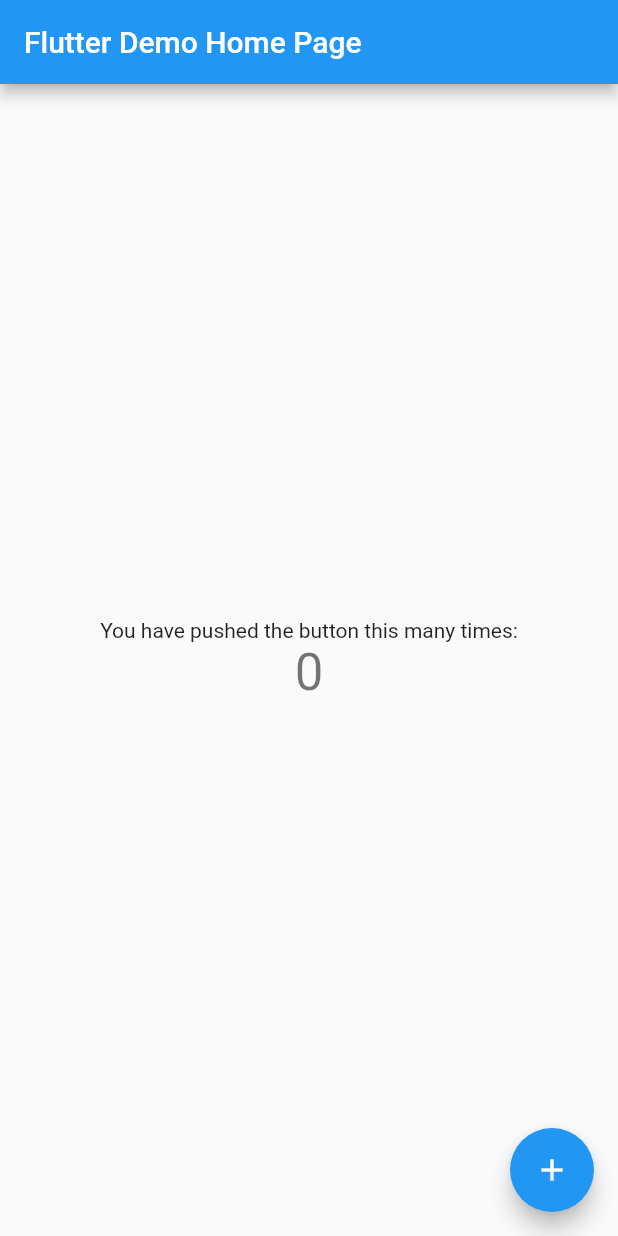
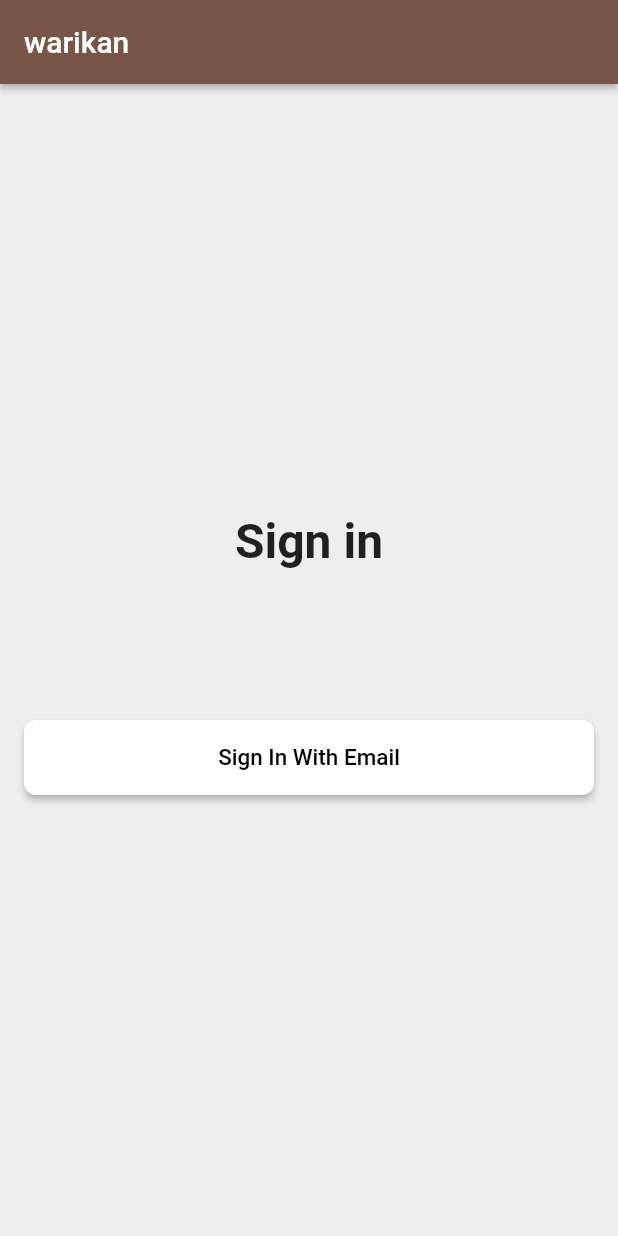
Before and after one commit to inoue723/warikan_native, a Flutter app: the screen it shows after launch, on a phone screen of 412 x 824 dp. Run offline on Flutter 3.47's test engine with Material 2 defaults, Android fonts, the phone set to English and light mode, and no system bars; our stand-ins replace firebase_auth; accounts and stored records are empty.

Commit message:
create auth template

```diff
--- a/lib/main.dart
+++ b/lib/main.dart
@@ -1,111 +1,20 @@
 import 'package:flutter/material.dart';
+import 'package:warikan_native/src/landing_page.dart';
+import 'package:warikan_native/src/services/auth.dart';
 
-void main() => runApp(MyApp());
+void main() {
+  runApp(MyApp());
+}
 
 class MyApp extends StatelessWidget {
-  // This widget is the root of your application.
   @override
   Widget build(BuildContext context) {
     return MaterialApp(
-      title: 'Flutter Demo',
-      theme: ThemeData(
-        // This is the theme of your application.
-        //
-        // Try running your application with "flutter run". You'll see the
-        // application has a blue toolbar. Then, without quitting the app, try
-        // changing the primarySwatch below to Colors.green and then invoke
-        // "hot reload" (press "r" in the console where you ran "flutter run",
-        // or simply save your changes to "hot reload" in a Flutter IDE).
-        // Notice that the counter didn't reset back to zero; the application
-        // is not restarted.
-        primarySwatch: Colors.blue,
+      title: "warikan",
+      theme: ThemeData(primarySwatch: Colors.brown),
+      home: LandingPage(
+        auth: Auth(),
       ),
-      home: MyHomePage(title: 'Flutter Demo Home Page'),
     );
   }
 }
-
-class MyHomePage extends StatefulWidget {
-  MyHomePage({Key key, this.title}) : super(key: key);
-
-  // This widget is the home page of your application. It is stateful, meaning
-  // that it has a State object (defined below) that contains fields that affect
-  // how it looks.
-
-  // This class is the configuration for the state. It holds the values (in this
-  // case the title) provided by the parent (in this case the App widget) and
-  // used by the build method of the State. Fields in a Widget subclass are
-  // always marked "final".
-
-  final String title;
-
-  @override
-  _MyHomePageState createState() => _MyHomePageState();
-}
-
-class _MyHomePageState extends State<MyHomePage> {
-  int _counter = 0;
-
-  void _incrementCounter() {
-    setState(() {
-      // This call to setState tells the Flutter framework that something has
-      // changed in this State, which causes it to rerun the build method below
-      // so that the display can reflect the updated values. If we changed
-      // _counter without calling setState(), then the build method would not be
-      // called again, and so nothing would appear to happen.
-      _counter++;
-    });
-  }
-
-  @override
-  Widget build(BuildContext context) {
-    // This method is rerun every time setState is called, for instance as done
-    // by the _incrementCounter method above.
-    //
-    // The Flutter framework has been optimized to make rerunning build methods
-    // fast, so that you can just rebuild anything that needs updating rather
-    // than having to individually change instances of widgets.
-    return Scaffold(
-      appBar: AppBar(
-        // Here we take the value from the MyHomePage object that was created by
-        // the App.build method, and use it to set our appbar title.
-        title: Text(widget.title),
-      ),
-      body: Center(
-        // Center is a layout widget. It takes a single child and positions it
-        // in the middle of the parent.
-        child: Column(
-          // Column is also a layout widget. It takes a list of children and
-          // arranges them vertically. By default, it sizes itself to fit its
-          // children horizontally, and tries to be as tall as its parent.
-          //
-          // Invoke "debug painting" (press "p" in the console, choose the
-          // "Toggle Debug Paint" action from the Flutter Inspector in Android
-          // Studio, or the "Toggle Debug Paint" command in Visual Studio Code)
-          // to see the wireframe for each widget.
-          //
-          // Column has various properties to control how it sizes itself and
-          // how it positions its children. Here we use mainAxisAlignment to
-          // center the children vertically; the main axis here is the vertical
-          // axis because Columns are vertical (the cross axis would be
-          // horizontal).
-          mainAxisAlignment: MainAxisAlignment.center,
-          children: <Widget>[
-            Text(
-              'You have pushed the button this many times:',
-            ),
-            Text(
-              '$_counter',
-              style: Theme.of(context).textTheme.display1,
-            ),
-          ],
-        ),
-      ),
-      floatingActionButton: FloatingActionButton(
-        onPressed: _incrementCounter,
-        tooltip: 'Increment',
-        child: Icon(Icons.add),
-      ), // This trailing comma makes auto-formatting nicer for build methods.
-    );
-  }
-}
--- /dev/null
+++ b/lib/src/landing_page.dart
@@ -0,0 +1,48 @@
+import 'package:flutter/material.dart';
+import 'package:warikan_native/src/services/auth.dart';
+import 'package:warikan_native/src/sign_in/sign_in_page.dart';
+
+import 'home_page.dart';
+
+class LandingPage extends StatefulWidget {
+  LandingPage({@required this.auth});
+  final AuthBase auth;
+
+  @override
+  _LandingPageState createState() => _LandingPageState();
+}
+
+class _LandingPageState extends State<LandingPage> {
+  User _user;
+
+  void _updateUser(User user) {
+    setState(() {
+      _user = user;
+    });
+  }
+
+  @override
+  void initState() {
+    super.initState();
+    _checkCurrentUser();
+  }
+
+  Future<void> _checkCurrentUser() async {
+    User user = await widget.auth.currentUser();
+    _updateUser(user);
+  }
+
+  @override
+  Widget build(BuildContext context) {
+    if (_user == null) {
+      return SignInPage(
+        auth: widget.auth,
+        onSignIn: _updateUser,
+      );
+    }
+    return HomePage(
+      auth: widget.auth,
+      onSignOut: () => _updateUser(null),
+    );
+  }
+}
--- /dev/null
+++ b/lib/src/services/auth.dart
@@ -0,0 +1,44 @@
+import 'package:firebase_auth/firebase_auth.dart';
+import 'package:flutter/foundation.dart';
+
+class User {
+  User({@required this.uid});
+  final String uid;
+}
+
+abstract class AuthBase {
+  Future<User> currentUser();
+  Future<User> signInWithEmailAndPassword({String email, String password});
+  Future<void> signOut();
+}
+
+class Auth implements AuthBase {
+  final _firebaseAuth = FirebaseAuth.instance;
+
+  User _userFromFirebase(FirebaseUser user) {
+    if (user == null) {
+      return null;
+    }
+    return User(uid: user.uid);
+  }
+
+  @override
+  Future<User> currentUser() async {
+    final user = await _firebaseAuth.currentUser();
+    return _userFromFirebase(user);
+  }
+
+  @override
+  Future<User> signInWithEmailAndPassword({String email, String password}) async {
+    final authResult = await _firebaseAuth.signInWithEmailAndPassword(
+      email: email,
+      password: password,
+    );
+    return _userFromFirebase(authResult.user);
+  }
+
+  @override
+  Future<void> signOut() async {
+    await _firebaseAuth.signOut();
+  }
+}
--- /dev/null
+++ b/lib/src/sign_in/sign_in_button.dart
@@ -0,0 +1,16 @@
+import 'package:flutter/material.dart';
+import 'package:warikan_native/src/common_widgets/custom_raised_buddon.dart';
+
+class SignInButton extends CustomeRaisedButton {
+  SignInButton({
+    String text,
+    Color color,
+    Color textColor,
+    VoidCallback onPressed,
+  }) : super(
+          child: Text(text, style: TextStyle(color: textColor, fontSize: 15.0)),
+          color: color,
+          borderRadius: 8.0,
+          onPressed: onPressed,
+        );
+}
--- /dev/null
+++ b/lib/src/sign_in/sign_in_page.dart
@@ -0,0 +1,66 @@
+import 'package:flutter/material.dart';
+import 'package:warikan_native/src/services/auth.dart';
+import 'package:warikan_native/src/sign_in/sign_in_button.dart';
+
+class SignInPage extends StatelessWidget {
+  SignInPage({@required this.auth, @required this.onSignIn});
+  final Function(User) onSignIn;
+  final AuthBase auth;
+
+  Future<void> _signInWithEmailAndPassword() async {
+    try {
+      User user = await auth.signInWithEmailAndPassword(
+        email: 'warikan-app2@warikan.test',
+        password: 'inoue123',
+      );
+      onSignIn(user);
+    } catch (error) {
+      print(error.toString());
+    }
+  }
+
+  @override
+  Widget build(BuildContext context) {
+    var scaffold = Scaffold(
+      appBar: AppBar(
+        title: Text("warikan"),
+        elevation: 2.0,
+      ),
+      body: _buildContainer(),
+      backgroundColor: Colors.grey[200],
+    );
+    return scaffold;
+  }
+
+  Widget _buildContainer() {
+    return Padding(
+      padding: EdgeInsets.all(16.0),
+      child: Column(
+        mainAxisAlignment: MainAxisAlignment.center,
+        crossAxisAlignment: CrossAxisAlignment.stretch,
+        children: <Widget>[
+          Text(
+            "Sign in",
+            textAlign: TextAlign.center,
+            style: TextStyle(
+              fontSize: 32.0,
+              fontWeight: FontWeight.bold,
+            ),
+          ),
+          SizedBox(height: 100.0),
+          SignInButton(
+            text: "Sign In With Email",
+            color: Colors.white,
+            textColor: Colors.black,
+            onPressed: _signInWithEmailAndPassword,
+          ),
+          SizedBox(height: 8.0),
+        ],
+      ),
+    );
+  }
+}
+
+void _signInWithEmail() {
+  // TODO: sign in with email
+}
--- a/pubspec.yaml
+++ b/pubspec.yaml
@@ -42,9 +42,8 @@ flutter:
   uses-material-design: true
 
   # To add assets to your application, add an assets section, like this:
-  # assets:
-  #  - images/a_dot_burr.jpeg
-  #  - images/a_dot_ham.jpeg
+  assets:
+   - images/no_image.jpg
 
   # An image asset can refer to one or more resolution-specific "variants", see
   # https://flutter.dev/assets-and-images/#resolution-aware.
```
Also changed, not shown: lib/src/common_widgets/custom_raised_buddon.dart (added, +32 -0 lines), lib/src/home_page.dart (added, +38 -0 lines), images/no_image.jpg (added), 3 other files.
